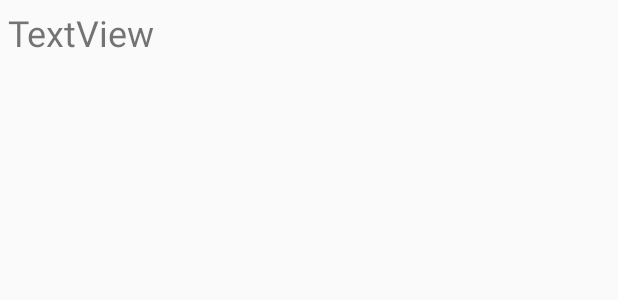
After one commit to marcbruni/youtubeExtension, an Android app: the layout item_search_result.xml on its own in the app's theme, with its tools: preview values and no code run, on a phone screen of 412 x 824 dp. The commit adds this screen. Shown: the top 300 px of the screen. Run offline under Robolectric (Android 15) with nearby library versions, the phone set to English and light mode, and no system bars.

Commit message:
Data transport from Search to Channel View

```diff
--- a/app/src/main/AndroidManifest.xml
+++ b/app/src/main/AndroidManifest.xml
@@ -15,11 +15,10 @@
         <activity android:name=".MainActivity">
             <intent-filter>
                 <action android:name="android.intent.action.MAIN" />
-
                 <category android:name="android.intent.category.LAUNCHER" />
             </intent-filter>
         </activity>
-        <activity android:name=".SearchResults"></activity>
+        <activity android:name=".SearchResults" />
+        <activity android:name=".SingleChannel" />
     </application>
-
 </manifest>
--- /dev/null
+++ b/app/src/main/res/layout/item_search_result.xml
@@ -0,0 +1,17 @@
+<?xml version="1.0" encoding="utf-8"?>
+<LinearLayout xmlns:android="http://schemas.android.com/apk/res/android"
+    android:orientation="vertical" android:layout_width="match_parent"
+    android:layout_height="match_parent">
+
+    <TextView
+        android:id="@+id/txtSearchResultTitle"
+        android:layout_width="match_parent"
+        android:layout_height="wrap_content"
+        android:paddingBottom="5dp"
+        android:paddingLeft="5dp"
+        android:paddingRight="5dp"
+        android:paddingTop="5dp"
+        android:text="TextView"
+        android:textSize="24sp" />
+
+</LinearLayout>
```
Also changed, not shown: app/src/main/java/ch/bbcag/youtubeextension/SearchResults.java (+29 -20 lines), app/src/main/java/ch/bbcag/youtubeextension/SingleChannel.java (added, +23 -0 lines), app/src/main/java/ch/bbcag/youtubeextension/view/SearchResultAdapter.java (+33 -4 lines), app/src/main/res/layout/single_channel.xml (added, +13 -0 lines).
